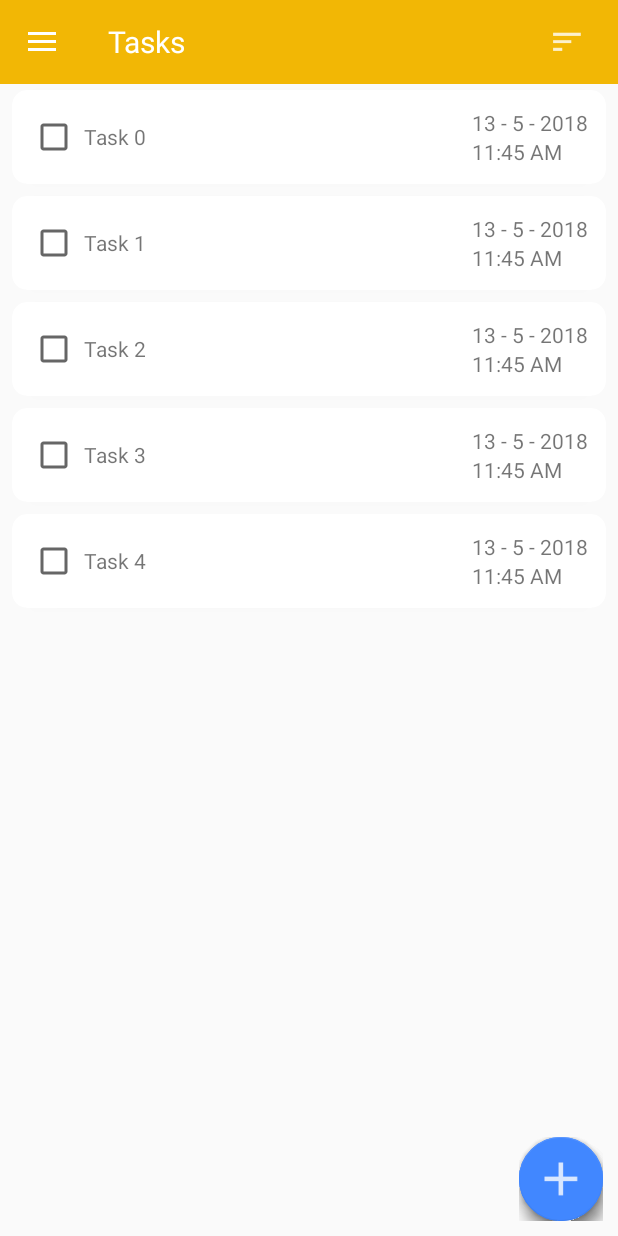
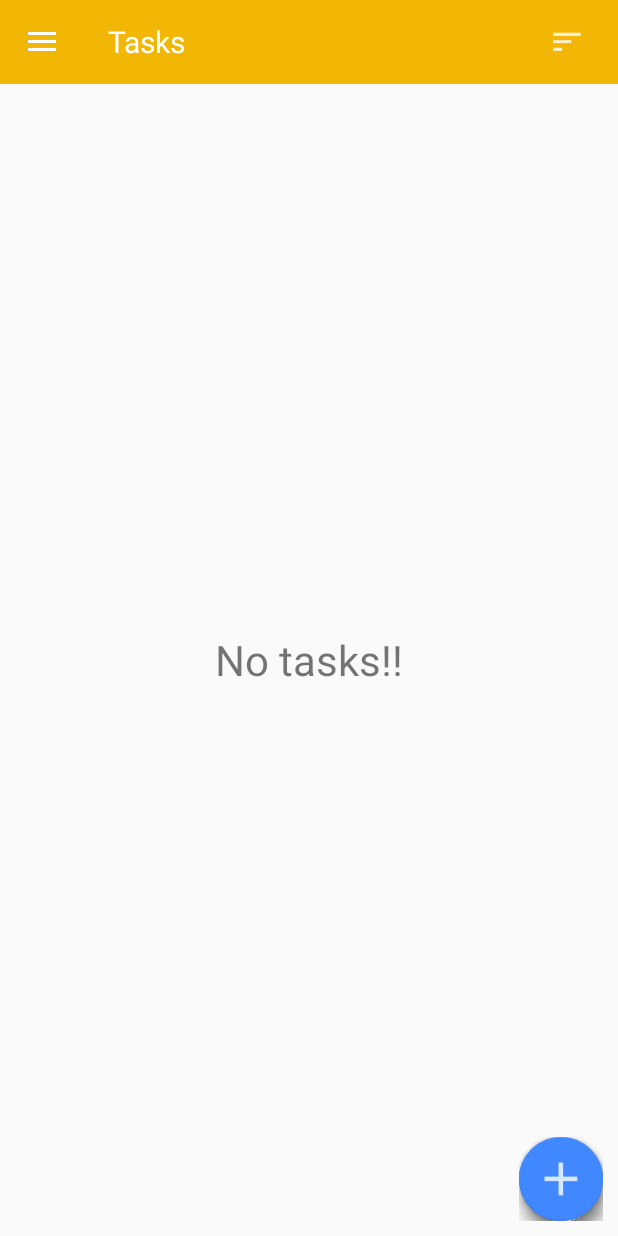
Before and after one commit to nahlanabil84/Capstone-Project, an Android app: the screen it shows after launch once a user with an empty profile is signed in (MainActivity), on a phone screen of 412 x 824 dp. Run offline under Robolectric (Android 15) with nearby library versions, the light colour scheme and no system bars; our stand-ins replace ButterKnife, CircleImageView, Firebase (no records; nobody signed in at launch, a user with empty details on screens opened directly); libraries missing offline, so code that uses them is left out: com.github.clans.fab; plain views replace FloatingActionButton, FloatingActionMenu.

Commit message:
#Add task #List tasks #issue get User Main activity

```diff
--- a/app/src/main/java/com/nanodegree/nahla/capstoneproject/Utils/Const.java
+++ b/app/src/main/java/com/nanodegree/nahla/capstoneproject/Utils/Const.java
@@ -8,5 +8,6 @@ public class Const {
 
     //Database keys name
     public final static String USERS_TABLE = "users";
+    public final static String USERS_TASKS_TABLE = "tasks";
     public final static String USERS_TYPES_TABLE = "types";
 }
--- a/app/src/main/java/com/nanodegree/nahla/capstoneproject/activities/AddTypeActivity.java
+++ b/app/src/main/java/com/nanodegree/nahla/capstoneproject/activities/AddTypeActivity.java
@@ -130,7 +130,6 @@ public class AddTypeActivity extends AppCompatActivity implements View.OnClickLi
         } else {
             Toast.makeText(this, getString(R.string.error_no_type_added), Toast.LENGTH_LONG);
         }
-
     }
 
     @Override
--- a/app/src/main/java/com/nanodegree/nahla/capstoneproject/activities/LoginActivity.java
+++ b/app/src/main/java/com/nanodegree/nahla/capstoneproject/activities/LoginActivity.java
@@ -68,7 +68,7 @@ public class LoginActivity extends AppCompatActivity {
                         if (!task.isSuccessful()) {
                             Toast.makeText(LoginActivity.this, getString(R.string.auth_failed), Toast.LENGTH_LONG).show();
                         } else {
-                            new SharedPref(getApplicationContext()).putUserFBId(FirebaseAuth.getInstance().getUid());
+                            new SharedPref(LoginActivity.this).putUserFBId(FirebaseAuth.getInstance().getUid());
                             Intent intent = new Intent(LoginActivity.this, MainActivity.class).addFlags(Intent.FLAG_ACTIVITY_CLEAR_TASK).addFlags(Intent.FLAG_ACTIVITY_CLEAR_TOP);
                             startActivity(intent);
                             finish();
@@ -87,6 +87,7 @@ public class LoginActivity extends AppCompatActivity {
         super.onStart();
         FirebaseUser currentUser = auth.getCurrentUser();
         if (currentUser != null) {
+            new SharedPref(this).putUserFBId(currentUser.getUid());
             startActivity(new Intent(this, MainActivity.class));
             finish();
         }
--- a/app/src/main/java/com/nanodegree/nahla/capstoneproject/activities/MainActivity.java
+++ b/app/src/main/java/com/nanodegree/nahla/capstoneproject/activities/MainActivity.java
@@ -11,10 +11,12 @@ import android.support.v4.widget.DrawerLayout;
 import android.support.v7.app.ActionBarDrawerToggle;
 import android.support.v7.app.AppCompatActivity;
 import android.support.v7.widget.Toolbar;
+import android.util.Log;
 import android.view.MenuItem;
 import android.view.View;
 import android.widget.ImageView;
 import android.widget.TextView;
+import android.widget.Toast;
 
 import com.bumptech.glide.Glide;
 import com.google.firebase.auth.FirebaseAuth;
@@ -44,6 +46,8 @@ import static com.nanodegree.nahla.capstoneproject.fragments.TypesFragment.newTy
 public class MainActivity extends AppCompatActivity implements View.OnClickListener,
         NavigationView.OnNavigationItemSelectedListener, FragmentManager.OnBackStackChangedListener {
 
+    final String TAG = "Database Log";
+
     @BindView(R.id.toolbar)
     Toolbar toolbar;
     @BindView(R.id.drawer_layout)
@@ -57,7 +61,7 @@ public class MainActivity extends AppCompatActivity implements View.OnClickListe
     private View headerV;
     private TextView headerNameTV;
     private CircleImageView headerImageIV;
-    private FirebaseAuth auth;
+    private DatabaseReference databaseRef;
 
     @Override
     protected void onCreate(Bundle savedInstanceState) {
@@ -65,7 +69,10 @@ public class MainActivity extends AppCompatActivity implements View.OnClickListe
         setContentView(R.layout.activity_main);
         ButterKnife.bind(this);
 
-        auth = FirebaseAuth.getInstance();
+        databaseRef = FirebaseDatabase.getInstance()
+                .getReference()
+                .child(USERS_TABLE)
+                .child(new SharedPref(this).getUserFbId());
 
         setUpToolbar();
         setUpDrawerHeader();
@@ -77,13 +84,10 @@ public class MainActivity extends AppCompatActivity implements View.OnClickListe
         headerNameTV = headerV.findViewById(R.id.nameTV);
         headerImageIV = headerV.findViewById(R.id.profileCIV);
 
-        if (auth.getCurrentUser() != null) {
-            DatabaseReference ref = FirebaseDatabase.getInstance().getReference(USERS_TABLE).child(auth.getCurrentUser().getUid());
-            ref.addListenerForSingleValueEvent(new ValueEventListener() {
+        databaseRef.addValueEventListener(new ValueEventListener() {
             @Override
             public void onDataChange(DataSnapshot dataSnapshot) {
-
-                    User user = dataSnapshot.getValue(User.class);
+                User user = dataSnapshot.child(new SharedPref(getApplicationContext()).getUserFbId()).getValue(User.class);
 
                 if (user != null) {
                     headerNameTV.setText(user.getName());
@@ -94,15 +98,17 @@ public class MainActivity extends AppCompatActivity implements View.OnClickListe
                             .placeholder(R.drawable.person)
                             .error(R.drawable.person)
                             .into(headerImageIV);
+                } else {
+                    Toast.makeText(getApplicationContext(), "User is null", Toast.LENGTH_LONG).show();
                 }
-
             }
 
             @Override
-                public void onCancelled(DatabaseError databaseError) {
+            public void onCancelled(DatabaseError error) {
+                Log.w(TAG, "Failed to read value.", error.toException());
             }
         });
-        }
+
     }
 
     private void setUpToolbar() {
--- a/app/src/main/java/com/nanodegree/nahla/capstoneproject/activities/RegisterActivity.java
+++ b/app/src/main/java/com/nanodegree/nahla/capstoneproject/activities/RegisterActivity.java
@@ -256,16 +256,19 @@ public class RegisterActivity extends AppCompatActivity {
                         } else {
                             FirebaseUser firebaseUser = FirebaseAuth.getInstance().getCurrentUser();
                             User user = new User();
+                            ArrayList<com.nanodegree.nahla.capstoneproject.models.Task> tasks = new ArrayList<>();
                             user.setName(nameET.getText().toString());
                             user.setEmail(firebaseUser.getEmail());
                             user.setuId(firebaseUser.getUid());
                             user.setProfileImg(selectedImageURI + "");
                             user.setTypes(createBasicTypes());
+                            user.setTasks(tasks);
 
                             DatabaseReference ref = FirebaseDatabase.getInstance().getReference(USERS_TABLE);
                             ref.child(firebaseUser.getUid()).setValue(user);
 
                             new SharedPref(getApplicationContext()).putUserFBId(FirebaseAuth.getInstance().getUid());
+                            new SharedPref(getApplicationContext()).putTaskId(-1);
                             startActivity(new Intent(RegisterActivity.this, MainActivity.class).addFlags(Intent.FLAG_ACTIVITY_CLEAR_TOP));
                             finish();
                         }
--- a/app/src/main/java/com/nanodegree/nahla/capstoneproject/fragments/HistoryFragment.java
+++ b/app/src/main/java/com/nanodegree/nahla/capstoneproject/fragments/HistoryFragment.java
@@ -13,6 +13,7 @@ import android.widget.TextView;
 import com.nanodegree.nahla.capstoneproject.R;
 import com.nanodegree.nahla.capstoneproject.adapters.TaskRVAdapter;
 import com.nanodegree.nahla.capstoneproject.models.Task;
+import com.nanodegree.nahla.capstoneproject.models.Type;
 
 import java.util.ArrayList;
 
@@ -90,7 +91,7 @@ public class HistoryFragment extends Fragment {
         Task task = new Task();
         task.setDone(true);
         task.setTaskTitle(format);
-        task.setTaskType("normal");
+        task.setTaskType(new Type("normal"));
         task.setTaskPriority(5);
         task.setTaskDate("13 - 5 - 2018");
         task.setTaskTime("11:45 AM");
--- a/app/src/main/java/com/nanodegree/nahla/capstoneproject/fragments/HomeFragment.java
+++ b/app/src/main/java/com/nanodegree/nahla/capstoneproject/fragments/HomeFragment.java
@@ -12,6 +12,7 @@ import android.widget.ImageView;
 import android.widget.TextView;
 import android.widget.Toast;
 
+import com.github.clans.fab.FloatingActionMenu;
 import com.google.firebase.database.DataSnapshot;
 import com.google.firebase.database.DatabaseError;
 import com.google.firebase.database.DatabaseReference;
@@ -33,6 +34,7 @@ import butterknife.OnClick;
 import butterknife.Unbinder;
 
 import static com.nanodegree.nahla.capstoneproject.Utils.Const.USERS_TABLE;
+import static com.nanodegree.nahla.capstoneproject.Utils.Const.USERS_TASKS_TABLE;
 import static com.nanodegree.nahla.capstoneproject.Utils.Const.USERS_TYPES_TABLE;
 
 public class HomeFragment extends Fragment implements View.OnClickListener {
@@ -41,8 +43,13 @@ public class HomeFragment extends Fragment implements View.OnClickListener {
 
     TextView titleTV;
     ImageView sortIV;
+
     @BindView(R.id.taskRV)
     RecyclerView taskRV;
+    @BindView(R.id.noTasksTV)
+    TextView noTasksTV;
+    @BindView(R.id.menu)
+    FloatingActionMenu menu;
 
     Unbinder unbinder;
 
@@ -75,23 +82,47 @@ public class HomeFragment extends Fragment implements View.OnClickListener {
         unbinder = ButterKnife.bind(this, view);
         databaseRef = FirebaseDatabase.getInstance()
                 .getReference()
-                .child(USERS_TABLE + "/" + new SharedPref(getContext()).getUserFbId() + "/" + USERS_TYPES_TABLE);
+                .child(USERS_TABLE).child(new SharedPref(getContext()).getUserFbId());
+
         readDatabaseTypes();
-
         setUpToolbar();
         setUpRV();
-        for (int i = 0; i < 5; i++)
-            testTask(String.format("Task %d", i));
+        readDatabaseTasks();
 
         return view;
     }
 
     private void readDatabaseTypes() {
-        databaseRef.addValueEventListener(new ValueEventListener() {
+        databaseRef.child(USERS_TYPES_TABLE).addValueEventListener(new ValueEventListener() {
             @Override
             public void onDataChange(DataSnapshot dataSnapshot) {
                 for (DataSnapshot snapshot : dataSnapshot.getChildren()) {
                     typesSize = Integer.parseInt(snapshot.getKey());
+                }
+            }
+
+            @Override
+            public void onCancelled(DatabaseError error) {
+                Log.w(TAG, "Failed to read value.", error.toException());
+            }
+        });
+    }
+
+    private void readDatabaseTasks() {
+        databaseRef.child(USERS_TASKS_TABLE).addValueEventListener(new ValueEventListener() {
+            @Override
+            public void onDataChange(DataSnapshot dataSnapshot) {
+                if (dataSnapshot.exists()) {
+                    noTasksTV.setVisibility(View.GONE);
+                    tasks.clear();
+                    for (DataSnapshot snapshot : dataSnapshot.getChildren()) {
+                        Task task = snapshot.getValue(Task.class);
+                        task.setTaskId(snapshot.getKey());
+                        tasks.add(task);
+                        taskAdapter.notifyDataSetChanged();
+                    }
+                } else {
+                    noTasksTV.setVisibility(View.VISIBLE);
                 }
             }
 
@@ -110,32 +141,6 @@ public class HomeFragment extends Fragment implements View.OnClickListener {
         taskRV.setAdapter(taskAdapter);
     }
 
-    private void testTask(String format) {
-        ArrayList<String> subTasks = new ArrayList<>();
-        subTasks.add("asdfghjkl zxcvbnmx");
-        subTasks.add("7890");
-        subTasks.add("awxyz");
-        subTasks.add("a1b2c3d4e5f6g7h8i9j0");
-        subTasks.add("7890");
-        subTasks.add("awxyz");
-        subTasks.add("a1b2c3d4e5f6g7h8i9j0");
-
-        Task task = new Task();
-        task.setDone(false);
-        task.setTaskTitle(format);
-        task.setTaskType("normal");
-        task.setTaskPriority(5);
-        task.setTaskDate("13 - 5 - 2018");
-        task.setTaskTime("11:45 AM");
-        task.setLocationSet(false);
-        task.setTaskNote("Meet at my place by 12:15 PM");
-        task.setTaskPhone("400");
-        task.setSubTasks(subTasks);
-
-        tasks.add(task);
-        taskAdapter.notifyDataSetChanged();
-    }
-
     private void setUpToolbar() {
         titleTV = getActivity().findViewById(R.id.titleTV);
         titleTV.setText(getString(R.string.today_task));
@@ -148,7 +153,7 @@ public class HomeFragment extends Fragment implements View.OnClickListener {
     @Override
     public void onDestroyView() {
         super.onDestroyView();
-        unbinder.unbind();
+      //  unbinder.unbind();
     }
 
     @Override
@@ -167,12 +172,15 @@ public class HomeFragment extends Fragment implements View.OnClickListener {
         switch (view.getId()) {
             case R.id.typeFAB:
                 getContext().startActivity(AddTypeActivity.newInstance(getContext(), typesSize));
+                menu.close(true);
                 break;
             case R.id.listFAB:
                 getContext().startActivity(AddMultiTasksActivity.newInstance(getContext()));
+                menu.close(true);
                 break;
             case R.id.taskFAB:
                 getContext().startActivity(AddTaskActivity.newInstance(getContext()));
+                menu.close(true);
                 break;
         }
     }
--- a/app/src/main/java/com/nanodegree/nahla/capstoneproject/fragments/TypesFragment.java
+++ b/app/src/main/java/com/nanodegree/nahla/capstoneproject/fragments/TypesFragment.java
@@ -76,7 +76,7 @@ public class TypesFragment extends Fragment {
 
         databaseRef = FirebaseDatabase.getInstance()
                 .getReference()
-                .child(USERS_TABLE + "/" + new SharedPref(getContext()).getUserFbId() + "/" + USERS_TYPES_TABLE);
+                .child(USERS_TABLE).child(new SharedPref(getContext()).getUserFbId());
 
         setToolbar();
         setUpRV();
@@ -86,7 +86,7 @@ public class TypesFragment extends Fragment {
     }
 
     private void readDatabaseTypes() {
-        databaseRef.addValueEventListener(new ValueEventListener() {
+        databaseRef.child(USERS_TYPES_TABLE).addValueEventListener(new ValueEventListener() {
             @Override
             public void onDataChange(DataSnapshot dataSnapshot) {
                 types.clear();
--- a/app/src/main/java/com/nanodegree/nahla/capstoneproject/models/Type.java
+++ b/app/src/main/java/com/nanodegree/nahla/capstoneproject/models/Type.java
@@ -52,6 +52,10 @@ public class Type implements Parcelable {
     public Type() {
     }
 
+    public Type(String typeTitle) {
+        this.typeTitle = typeTitle;
+    }
+
     protected Type(Parcel in) {
         this.typeId = in.readString();
         this.typeTitle = in.readString();
--- a/app/src/main/res/layout/fragment_home.xml
+++ b/app/src/main/res/layout/fragment_home.xml
@@ -12,7 +12,17 @@
         android:id="@+id/taskRV"
         android:layout_width="match_parent"
         android:layout_height="wrap_content"
-        tools:listitem="@layout/item_today_task"/>
+        tools:itemCount="4"
+        tools:listitem="@layout/item_today_task" />
+
+    <TextView
+        android:id="@+id/noTasksTV"
+        android:layout_width="wrap_content"
+        android:layout_height="wrap_content"
+        android:layout_gravity="center"
+        android:text="@string/no_tasks_added"
+        android:textSize="28sp"
+        android:visibility="gone" />
 
     <com.github.clans.fab.FloatingActionMenu
         android:id="@+id/menu"
--- a/app/src/main/res/values/strings.xml
+++ b/app/src/main/res/values/strings.xml
@@ -87,4 +87,6 @@
 
     <string name="error_no_type_added">No type added!!</string>
 
+    <string name="no_tasks_added">No tasks!!</string>
+
 </resources>
```
Also changed, not shown: app/src/main/java/com/nanodegree/nahla/capstoneproject/Utils/SharedPref.java (+10 -0 lines), app/src/main/java/com/nanodegree/nahla/capstoneproject/activities/AddTaskActivity.java (+99 -17 lines), app/src/main/java/com/nanodegree/nahla/capstoneproject/activities/TaskDetailsActivity.java (+9 -5 lines), app/src/main/java/com/nanodegree/nahla/capstoneproject/models/Task.java (+10 -10 lines), app/src/main/java/com/nanodegree/nahla/capstoneproject/models/User.java (+11 -0 lines). Lines whose indentation alone changed are shown as unchanged.
